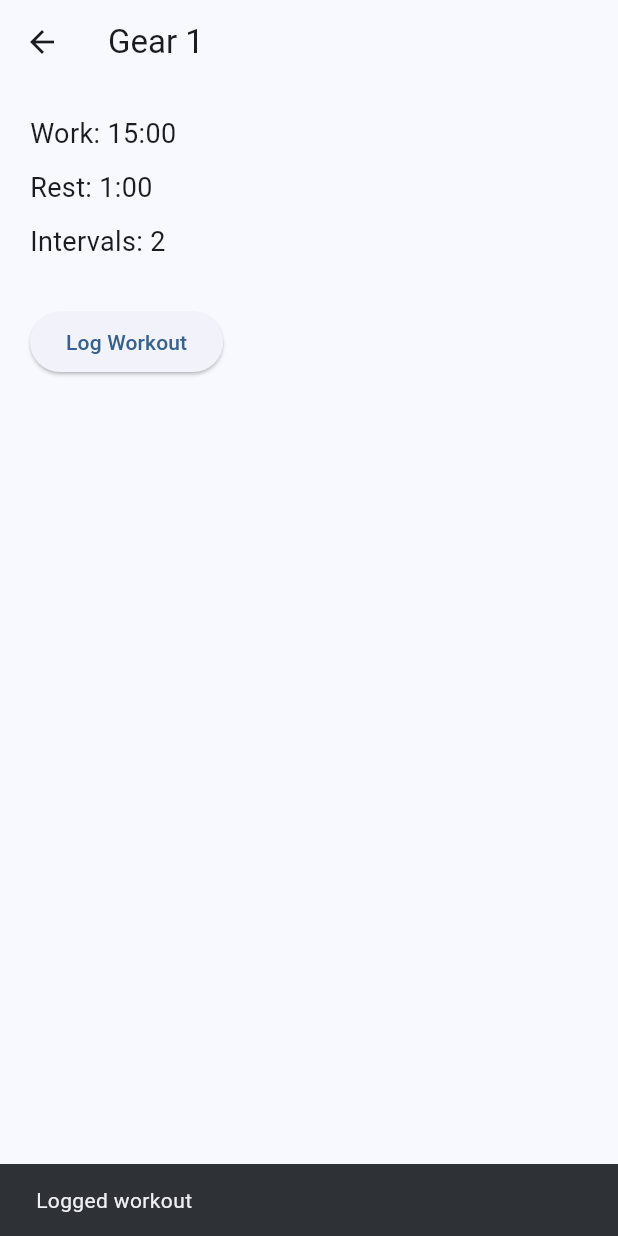
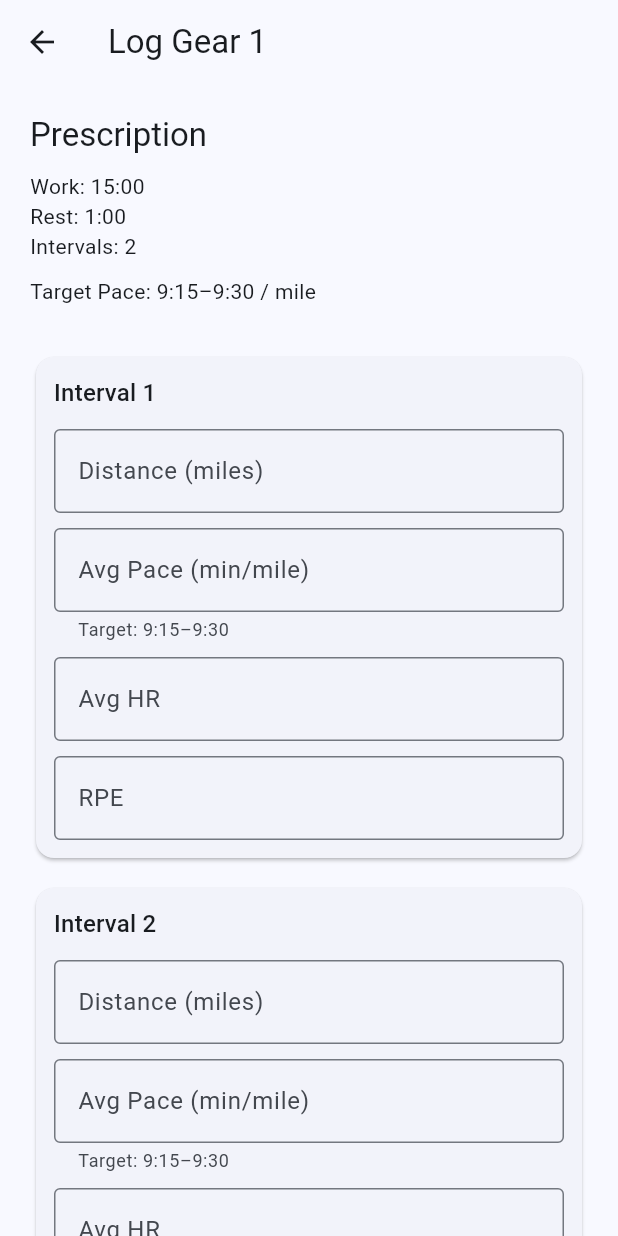
Before and after one commit to mrchrislivingston/mft-gear-matrix, a Flutter app: the GearDetailScreen screen opened directly with sample values from the repository, after a tap on "Log Workout", on a phone screen of 412 x 824 dp. Run offline on Flutter 3.47's test engine with Material 3 defaults, Android fonts, the phone set to English and light mode, and no system bars.

Commit message:
Add workout logging and history flow

```diff
--- a/lib/models/gear.dart
+++ b/lib/models/gear.dart
@@ -3,11 +3,23 @@ class Gear {
   final String work;
   final String rest;
   final int intervals;
+  final String? targetLowPace;
+  final String? targetHighPace;
 
   const Gear({
     required this.number,
     required this.work,
     required this.rest,
     required this.intervals,
+    this.targetLowPace,
+    this.targetHighPace,
   });
+
+  String get targetPaceDisplay {
+    if (targetLowPace == null || targetHighPace == null) {
+      return 'No target set';
+    }
+
+    return '$targetLowPace–$targetHighPace';
+  }
 }
--- a/lib/models/log_entry.dart
+++ b/lib/models/log_entry.dart
@@ -1,17 +1,29 @@
+class IntervalResult {
+  final int intervalNumber;
+  final String distance;
+  final String avgPace;
+  final String avgHr;
+  final String rpe;
+
+  const IntervalResult({
+    required this.intervalNumber,
+    required this.distance,
+    required this.avgPace,
+    required this.avgHr,
+    required this.rpe,
+  });
+}
+
 class LogEntry {
   final int gearNumber;
   final DateTime date;
-  final String actualWork;
-  final String actualRest;
   final String notes;
-  final bool success;
+  final List<IntervalResult> intervals;
 
   const LogEntry({
     required this.gearNumber,
     required this.date,
-    required this.actualWork,
-    required this.actualRest,
     required this.notes,
-    required this.success,
+    required this.intervals,
   });
 }
--- a/lib/screens/gear_detail_screen.dart
+++ b/lib/screens/gear_detail_screen.dart
@@ -1,8 +1,7 @@
 import 'package:flutter/material.dart';
 
 import '../models/gear.dart';
-import '../models/log_entry.dart';
-import '../services/app_state.dart';
+import 'log_workout_screen.dart';
 
 class GearDetailScreen extends StatelessWidget {
   final Gear gear;
@@ -16,42 +15,42 @@ class GearDetailScreen extends StatelessWidget {
   Widget build(BuildContext context) {
     return Scaffold(
       appBar: AppBar(title: Text('Gear ${gear.number}')),
-      body: Padding(
+      body: ListView(
         padding: const EdgeInsets.all(20),
-        child: Column(
-          crossAxisAlignment: CrossAxisAlignment.start,
         children: [
-            Text('Work: ${gear.work}', style: const TextStyle(fontSize: 18)),
+          Text(
+            'Gear ${gear.number}',
+            style: Theme.of(context).textTheme.headlineSmall,
+          ),
+          const SizedBox(height: 24),
+
+          Text('Prescription', style: Theme.of(context).textTheme.titleLarge),
           const SizedBox(height: 10),
-            Text('Rest: ${gear.rest}', style: const TextStyle(fontSize: 18)),
+          Text('Work: ${gear.work}'),
+          Text('Rest: ${gear.rest}'),
+          Text('Intervals: ${gear.intervals}'),
+
+          const SizedBox(height: 24),
+
+          Text('Target Pace', style: Theme.of(context).textTheme.titleLarge),
           const SizedBox(height: 10),
-            Text(
-              'Intervals: ${gear.intervals}',
-              style: const TextStyle(fontSize: 18),
-            ),
+          Text('${gear.targetPaceDisplay} / mile'),
+
           const SizedBox(height: 30),
+
           ElevatedButton(
             onPressed: () {
-                AppState.instance.addLog(
-                  LogEntry(
-                    gearNumber: gear.number,
-                    date: DateTime.now(),
-                    actualWork: gear.work,
-                    actualRest: gear.rest,
-                    notes: 'placeholder',
-                    success: true,
+              Navigator.push(
+                context,
+                MaterialPageRoute(
+                  builder: (_) => LogWorkoutScreen(gear: gear),
                 ),
-                );
-
-                ScaffoldMessenger.of(context).showSnackBar(
-                  const SnackBar(content: Text('Logged workout')),
               );
             },
             child: const Text('Log Workout'),
           ),
         ],
       ),
-      ),
     );
   }
 }
--- /dev/null
+++ b/lib/screens/log_workout_screen.dart
@@ -0,0 +1,317 @@
+import 'package:flutter/material.dart';
+
+import '../models/gear.dart';
+import '../models/log_entry.dart';
+import '../services/app_state.dart';
+import 'workout_summary_screen.dart';
+
+class LogWorkoutScreen extends StatefulWidget {
+  final Gear gear;
+
+  const LogWorkoutScreen({
+    super.key,
+    required this.gear,
+  });
+
+  @override
+  State<LogWorkoutScreen> createState() => _LogWorkoutScreenState();
+}
+
+class _LogWorkoutScreenState extends State<LogWorkoutScreen> {
+  final formKey = GlobalKey<FormState>();
+
+  late final List<TextEditingController> distanceControllers;
+  late final List<TextEditingController> paceControllers;
+  late final List<TextEditingController> hrControllers;
+  late final List<TextEditingController> rpeControllers;
+  final notesController = TextEditingController();
+
+  @override
+  void initState() {
+    super.initState();
+
+    distanceControllers = List.generate(
+      widget.gear.intervals,
+      (_) => TextEditingController(),
+    );
+
+    paceControllers = List.generate(
+      widget.gear.intervals,
+      (_) => TextEditingController(),
+    );
+
+    hrControllers = List.generate(
+      widget.gear.intervals,
+      (_) => TextEditingController(),
+    );
+
+    rpeControllers = List.generate(
+      widget.gear.intervals,
+      (_) => TextEditingController(),
+    );
+  }
+
+  @override
+  void dispose() {
+    for (final controller in distanceControllers) {
+      controller.dispose();
+    }
+    for (final controller in paceControllers) {
+      controller.dispose();
+    }
+    for (final controller in hrControllers) {
+      controller.dispose();
+    }
+    for (final controller in rpeControllers) {
+      controller.dispose();
+    }
+    notesController.dispose();
+    super.dispose();
+  }
+
+  String? validateDistance(String? value) {
+    final text = value?.trim() ?? '';
+    final number = double.tryParse(text);
+
+    if (text.isEmpty) return 'Distance required';
+    if (number == null) return 'Enter a number';
+    if (number <= 0 || number > 5) return 'Check distance';
+
+    return null;
+  }
+
+  int? paceToSeconds(String value) {
+    final parts = value.trim().split(':');
+    if (parts.length != 2) return null;
+
+    final minutes = int.tryParse(parts[0]);
+    final seconds = int.tryParse(parts[1]);
+
+    if (minutes == null || seconds == null) return null;
+    if (seconds < 0 || seconds > 59) return null;
+
+    return (minutes * 60) + seconds;
+  }
+
+  String? validatePace(String? value) {
+    final text = value?.trim() ?? '';
+    final regex = RegExp(r'^\d{1,2}:\d{2}$');
+
+    if (text.isEmpty) return 'Pace required';
+    if (!regex.hasMatch(text)) return 'Use m:ss or mm:ss';
+    if (paceToSeconds(text) == null) return 'Invalid pace';
+
+    return null;
+  }
+
+  String? validateHr(String? value) {
+    final text = value?.trim() ?? '';
+    final number = int.tryParse(text);
+
+    if (text.isEmpty) return 'HR required';
+    if (number == null) return 'Enter a number';
+    if (number < 30 || number > 240) return 'Check HR';
+
+    return null;
+  }
+
+  String? validateRpe(String? value) {
+    final text = value?.trim() ?? '';
+    final number = double.tryParse(text);
+
+    if (text.isEmpty) return 'RPE required';
+    if (number == null) return 'Enter a number';
+    if (number < 1 || number > 10) return 'RPE must be 1-10';
+
+    return null;
+  }
+
+  bool paceIsOutsideTarget(String pace) {
+    final actualSeconds = paceToSeconds(pace);
+    final lowSeconds = paceToSeconds(widget.gear.targetLowPace ?? '');
+    final highSeconds = paceToSeconds(widget.gear.targetHighPace ?? '');
+
+    if (actualSeconds == null || lowSeconds == null || highSeconds == null) {
+      return false;
+    }
+
+    return actualSeconds < lowSeconds || actualSeconds > highSeconds;
+  }
+
+  Future<bool> confirmOutsideTarget() async {
+    final outsidePaces = <String>[];
+
+    for (int index = 0; index < paceControllers.length; index++) {
+      final pace = paceControllers[index].text.trim();
+
+      if (paceIsOutsideTarget(pace)) {
+        outsidePaces.add('Interval ${index + 1}: $pace');
+      }
+    }
+
+    if (outsidePaces.isEmpty) return true;
+
+    final result = await showDialog<bool>(
+      context: context,
+      builder: (context) {
+        return AlertDialog(
+          title: const Text('Pace outside target'),
+          content: Text(
+            'Target pace: ${widget.gear.targetPaceDisplay} / mile\n\n'
+            'The following intervals are outside target:\n\n'
+            '${outsidePaces.join('\n')}\n\n'
+            'Save anyway?',
+          ),
+          actions: [
+            TextButton(
+              onPressed: () => Navigator.pop(context, false),
+              child: const Text('Review'),
+            ),
+            ElevatedButton(
+              onPressed: () => Navigator.pop(context, true),
+              child: const Text('Save Anyway'),
+            ),
+          ],
+        );
+      },
+    );
+
+    return result ?? false;
+  }
+
+  Future<void> saveLog() async {
+    if (!formKey.currentState!.validate()) {
+      return;
+    }
+
+    final confirmed = await confirmOutsideTarget();
+    if (!confirmed) return;
+
+    final intervals = List.generate(widget.gear.intervals, (index) {
+      return IntervalResult(
+        intervalNumber: index + 1,
+        distance: distanceControllers[index].text.trim(),
+        avgPace: paceControllers[index].text.trim(),
+        avgHr: hrControllers[index].text.trim(),
+        rpe: rpeControllers[index].text.trim(),
+      );
+    });
+
+    final log = LogEntry(
+      gearNumber: widget.gear.number,
+      date: DateTime.now(),
+      notes: notesController.text.trim(),
+      intervals: intervals,
+    );
+
+    AppState.instance.addLog(log);
+
+    if (!mounted) return;
+
+    Navigator.pushReplacement(
+      context,
+      MaterialPageRoute(
+        builder: (_) => WorkoutSummaryScreen(log: log),
+      ),
+    );
+  }
+
+  @override
+  Widget build(BuildContext context) {
+    final gear = widget.gear;
+
+    return Scaffold(
+      appBar: AppBar(title: Text('Log Gear ${gear.number}')),
+      body: Form(
+        key: formKey,
+        child: ListView(
+          padding: const EdgeInsets.all(20),
+          children: [
+            Text('Prescription', style: Theme.of(context).textTheme.titleLarge),
+            const SizedBox(height: 10),
+            Text('Work: ${gear.work}'),
+            Text('Rest: ${gear.rest}'),
+            Text('Intervals: ${gear.intervals}'),
+            const SizedBox(height: 10),
+            Text('Target Pace: ${gear.targetPaceDisplay} / mile'),
+            const SizedBox(height: 30),
+
+            for (int index = 0; index < gear.intervals; index++) ...[
+              Card(
+                child: Padding(
+                  padding: const EdgeInsets.all(12),
+                  child: Column(
+                    crossAxisAlignment: CrossAxisAlignment.start,
+                    children: [
+                      Text(
+                        'Interval ${index + 1}',
+                        style: Theme.of(context).textTheme.titleMedium,
+                      ),
+                      const SizedBox(height: 12),
+                      TextFormField(
+                        controller: distanceControllers[index],
+                        validator: validateDistance,
+                        keyboardType: TextInputType.number,
+                        decoration: const InputDecoration(
+                          labelText: 'Distance (miles)',
+                          border: OutlineInputBorder(),
+                        ),
+                      ),
+                      const SizedBox(height: 10),
+                      TextFormField(
+                        controller: paceControllers[index],
+                        validator: validatePace,
+                        decoration: InputDecoration(
+                          labelText: 'Avg Pace (min/mile)',
+                          helperText: 'Target: ${gear.targetPaceDisplay}',
+                          border: const OutlineInputBorder(),
+                        ),
+                      ),
+                      const SizedBox(height: 10),
+                      TextFormField(
+                        controller: hrControllers[index],
+                        validator: validateHr,
+                        keyboardType: TextInputType.number,
+                        decoration: const InputDecoration(
+                          labelText: 'Avg HR',
+                          border: OutlineInputBorder(),
+                        ),
+                      ),
+                      const SizedBox(height: 10),
+                      TextFormField(
+                        controller: rpeControllers[index],
+                        validator: validateRpe,
+                        keyboardType: TextInputType.number,
+                        decoration: const InputDecoration(
+                          labelText: 'RPE',
+                          border: OutlineInputBorder(),
+                        ),
+                      ),
+                    ],
+                  ),
+                ),
+              ),
+              const SizedBox(height: 12),
+            ],
+
+            const SizedBox(height: 20),
+            TextField(
+              controller: notesController,
+              maxLines: 4,
+              decoration: const InputDecoration(
+                labelText: 'Notes',
+                border: OutlineInputBorder(),
+              ),
+            ),
+
+            const SizedBox(height: 30),
+            ElevatedButton(
+              onPressed: saveLog,
+              child: const Text('Save Workout'),
+            ),
+          ],
+        ),
+      ),
+    );
+  }
+}
```
Also changed, not shown: lib/data/run_gears.dart (+64 -8 lines), lib/screens/history_screen.dart (added, +62 -0 lines), lib/screens/home_screen.dart (+41 -24 lines), lib/screens/workout_summary_screen.dart (added, +141 -0 lines). Lines whose indentation alone changed are shown as unchanged.
